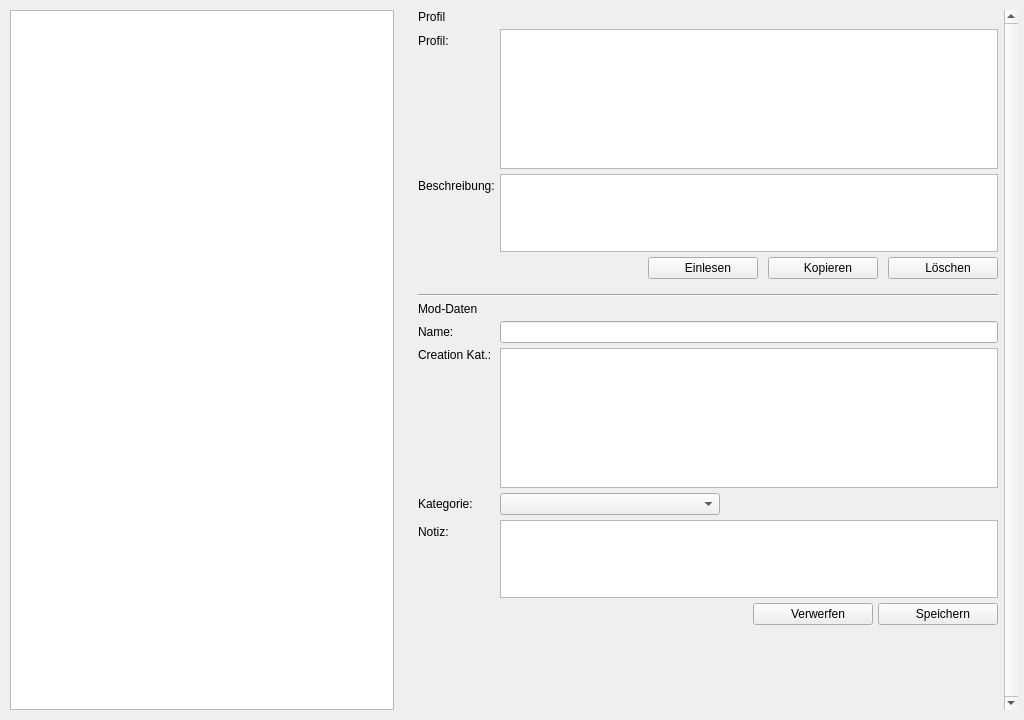
First picture: the form in Structure/Pages/Page_LoadOrder.ui, repository Looking4Git/Starfield_LOH, before the edit.
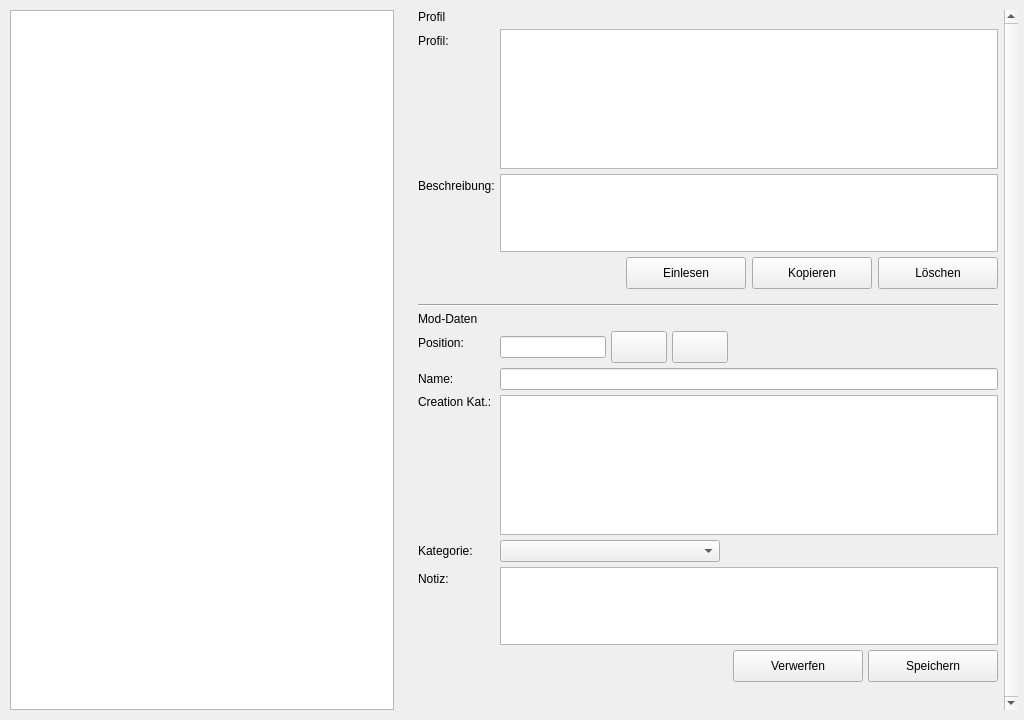
Second picture: the form after the edit. Icons and pictures are not drawn.

Commit message: Positionierung von Mods (Up/Down Buttons und Positionsänderung) implementiert

The edit to the form file:
```diff
--- a/Structure/Pages/Page_LoadOrder.ui
+++ b/Structure/Pages/Page_LoadOrder.ui
@@ -72,9 +72,9 @@
       <property name="geometry">
        <rect>
         <x>0</x>
-        <y>-349</y>
+        <y>0</y>
         <width>588</width>
-        <height>1053</height>
+        <height>707</height>
        </rect>
       </property>
       <layout class="QVBoxLayout" name="detail_layout">
@@ -153,21 +153,128 @@
            </property>
           </widget>
          </item>
-         <item row="6" column="0">
+         <item row="7" column="0">
           <widget class="QLabel" name="lbl_name_label">
            <property name="text">
             <string>Name:</string>
            </property>
           </widget>
          </item>
-          <item row="6" column="1">
+         <item row="7" column="1">
            <widget class="QLineEdit" name="inp_name_online">
             <property name="readOnly">
              <bool>true</bool>
             </property>
            </widget>
           </item>
-         <item row="7" column="0">
+         <item row="6" column="0">
+          <widget class="QLabel" name="lbl_position_label">
+           <property name="text">
+            <string>Position:</string>
+           </property>
+          </widget>
+         </item>
+         <item row="6" column="1">
+          <layout class="QHBoxLayout" name="pos_layout">
+           <property name="spacing">
+            <number>5</number>
+           </property>
+           <property name="leftMargin">
+            <number>0</number>
+           </property>
+           <property name="topMargin">
+            <number>0</number>
+           </property>
+           <property name="rightMargin">
+            <number>0</number>
+           </property>
+           <property name="bottomMargin">
+            <number>0</number>
+           </property>
+           <item>
+            <widget class="QLineEdit" name="inp_position">
+             <property name="minimumSize">
+              <size>
+               <width>106</width>
+               <height>0</height>
+              </size>
+             </property>
+             <property name="maximumSize">
+              <size>
+               <width>106</width>
+               <height>16777215</height>
+              </size>
+             </property>
+            </widget>
+           </item>
+           <item>
+            <widget class="QPushButton" name="btn_pos_up">
+             <property name="minimumSize">
+              <size>
+               <width>56</width>
+               <height>32</height>
+              </size>
+             </property>
+             <property name="maximumSize">
+              <size>
+               <width>56</width>
+               <height>32</height>
+              </size>
+             </property>
+             <property name="toolTip">
+              <string>Einen Schritt nach oben verschieben</string>
+             </property>
+             <property name="text">
+              <string/>
+             </property>
+             <property name="icon">
+              <iconset>
+               <normaloff>Graphics/Icon_Arrow_Up.svg</normaloff>Graphics/Icon_Arrow_Up.svg</iconset>
+             </property>
+            </widget>
+           </item>
+           <item>
+            <widget class="QPushButton" name="btn_pos_down">
+             <property name="minimumSize">
+              <size>
+               <width>56</width>
+               <height>32</height>
+              </size>
+             </property>
+             <property name="maximumSize">
+              <size>
+               <width>56</width>
+               <height>32</height>
+              </size>
+             </property>
+             <property name="toolTip">
+              <string>Einen Schritt nach unten verschieben</string>
+             </property>
+             <property name="text">
+              <string/>
+             </property>
+             <property name="icon">
+              <iconset>
+               <normaloff>Graphics/Icon_Arrow_Down.svg</normaloff>Graphics/Icon_Arrow_Down.svg</iconset>
+             </property>
+            </widget>
+           </item>
+           <item>
+            <spacer name="pos_spacer">
+             <property name="orientation">
+              <enum>Qt::Orientation::Horizontal</enum>
+             </property>
+             <property name="sizeHint" stdset="0">
+              <size>
+               <width>40</width>
+               <height>20</height>
+              </size>
+             </property>
+            </spacer>
+           </item>
+          </layout>
+         </item>
+         <item row="8" column="0">
           <widget class="QLabel" name="lbl_creation_categories_label">
            <property name="text">
             <string>Creation Kat.:</string>
@@ -180,7 +287,7 @@
            </property>
           </widget>
          </item>
-         <item row="7" column="1">
+         <item row="8" column="1">
           <widget class="QTreeView" name="tree_categories_creations">
            <property name="sizePolicy">
             <sizepolicy hsizetype="Expanding" vsizetype="Fixed">
@@ -211,14 +318,14 @@
            </property>
           </widget>
          </item>
-         <item row="8" column="0">
+         <item row="9" column="0">
           <widget class="QLabel" name="lbl_category_label">
            <property name="text">
             <string>Kategorie:</string>
            </property>
           </widget>
          </item>
-         <item row="8" column="1">
+         <item row="9" column="1">
           <widget class="QComboBox" name="cmb_category">
            <property name="minimumSize">
             <size>
@@ -228,33 +335,33 @@
            </property>
           </widget>
          </item>
-         <item row="9" column="0">
+         <item row="10" column="0">
           <widget class="QLabel" name="lbl_note_label">
            <property name="text">
             <string>Notiz:</string>
            </property>
           </widget>
          </item>
-         <item row="9" column="1">
-          <widget class="QTextEdit" name="inp_note">
-           <property name="sizePolicy">
-            <sizepolicy hsizetype="Expanding" vsizetype="Fixed">
-             <horstretch>0</horstretch>
-             <verstretch>0</verstretch>
-            </sizepolicy>
-           </property>
-           <property name="maximumSize">
-            <size>
-             <width>16777215</width>
-             <height>78</height>
-            </size>
-           </property>
-           <property name="acceptRichText">
-            <bool>false</bool>
-           </property>
-          </widget>
-         </item>
           <item row="10" column="1">
+          <widget class="QTextEdit" name="inp_note">
+           <property name="sizePolicy">
+            <sizepolicy hsizetype="Expanding" vsizetype="Fixed">
+             <horstretch>0</horstretch>
+             <verstretch>0</verstretch>
+            </sizepolicy>
+           </property>
+           <property name="maximumSize">
+            <size>
+             <width>16777215</width>
+             <height>78</height>
+            </size>
+           </property>
+           <property name="acceptRichText">
+            <bool>false</bool>
+           </property>
+          </widget>
+         </item>
+         <item row="11" column="1">
            <layout class="QHBoxLayout" name="detail_button_layout">
             <property name="leftMargin">
              <number>0</number>
@@ -285,12 +392,18 @@
              <widget class="QPushButton" name="btn_discard_detail">
               <property name="minimumSize">
                <size>
-                <width>120</width>
-                <height>0</height>
+               <width>130</width>
+               <height>32</height>
+              </size>
+             </property>
+             <property name="maximumSize">
+              <size>
+               <width>130</width>
+               <height>32</height>
                </size>
               </property>
               <property name="text">
-               <string>   Verwerfen</string>
+              <string>Verwerfen</string>
               </property>
               <property name="icon">
                <iconset>
@@ -308,12 +421,18 @@
              <widget class="QPushButton" name="btn_save_detail">
               <property name="minimumSize">
                <size>
-                <width>120</width>
-                <height>0</height>
+               <width>130</width>
+               <height>32</height>
+              </size>
+             </property>
+             <property name="maximumSize">
+              <size>
+               <width>130</width>
+               <height>32</height>
                </size>
               </property>
               <property name="text">
-               <string>   Speichern</string>
+              <string>Speichern</string>
               </property>
               <property name="icon">
                <iconset>
@@ -383,7 +502,7 @@
 </item><item row="3" column="0" colspan="2">
  <layout class="QHBoxLayout" name="layout_profile_buttons">
   <property name="spacing">
-   <number>10</number>
+            <number>6</number>
   </property>
   <property name="leftMargin">
    <number>0</number>
@@ -414,12 +533,18 @@
    <widget class="QPushButton" name="btn_import_profile">
     <property name="minimumSize">
      <size>
-      <width>110</width>
-      <height>0</height>
+               <width>120</width>
+               <height>32</height>
+              </size>
+             </property>
+             <property name="maximumSize">
+              <size>
+               <width>120</width>
+               <height>32</height>
      </size>
     </property>
     <property name="text">
-     <string>   Einlesen</string>
+              <string>Einlesen</string>
     </property>
     <property name="icon">
      <iconset>
@@ -437,12 +562,18 @@
    <widget class="QPushButton" name="btn_copy_profile">
     <property name="minimumSize">
      <size>
-      <width>110</width>
-      <height>0</height>
+               <width>120</width>
+               <height>32</height>
+              </size>
+             </property>
+             <property name="maximumSize">
+              <size>
+               <width>120</width>
+               <height>32</height>
      </size>
     </property>
     <property name="text">
-     <string>   Kopieren</string>
+              <string>Kopieren</string>
     </property>
     <property name="icon">
      <iconset>
@@ -460,12 +591,18 @@
    <widget class="QPushButton" name="btn_delete_profile">
     <property name="minimumSize">
      <size>
-      <width>110</width>
-      <height>0</height>
+               <width>120</width>
+               <height>32</height>
+              </size>
+             </property>
+             <property name="maximumSize">
+              <size>
+               <width>120</width>
+               <height>32</height>
      </size>
     </property>
     <property name="text">
-     <string>   Löschen</string>
+              <string>Löschen</string>
     </property>
     <property name="icon">
      <iconset>
```
Left out of the diff: 29 changed lines with no effect on the pictures. Lines whose indentation alone changed are shown as unchanged. The commit also changes 6 other files.
